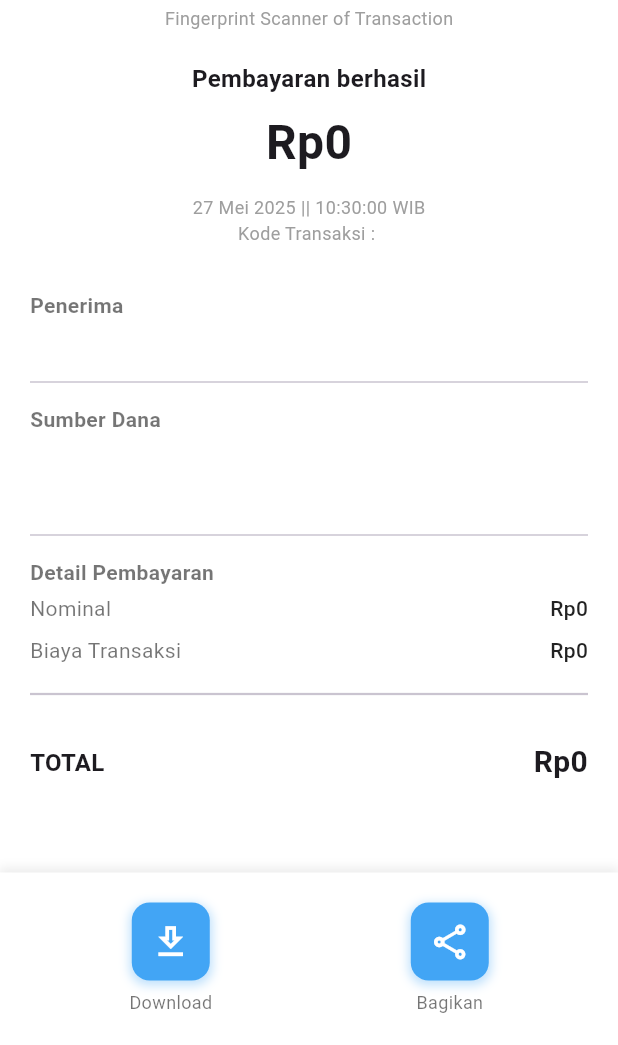
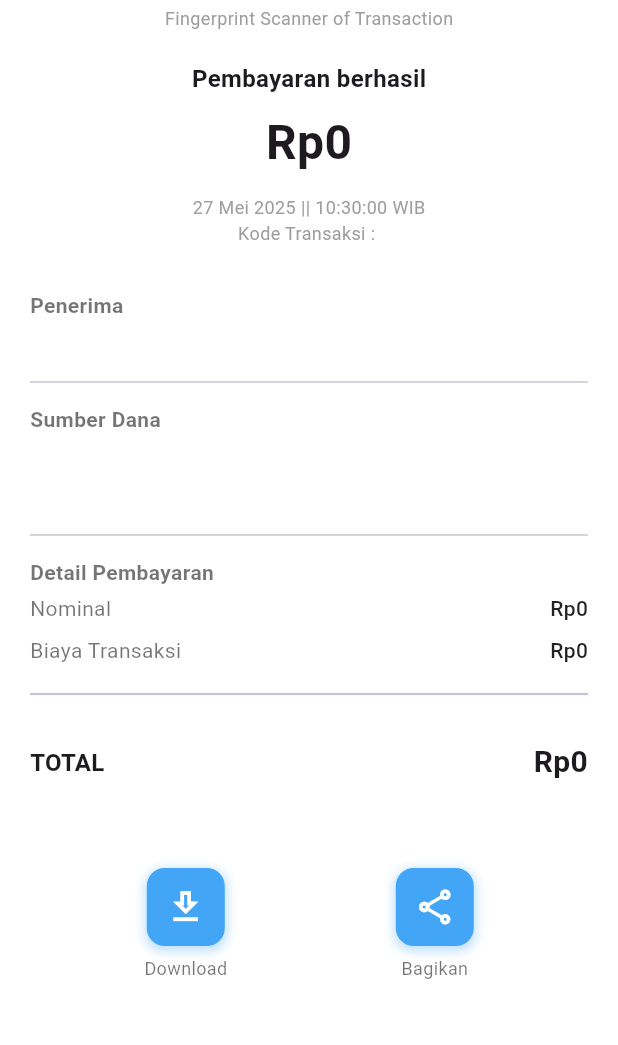
Before and after one commit to Rafiansyah05/fistra_1, a Flutter app: the TransactionDetailScreen screen opened directly with empty values, on a phone screen of 412 x 824 dp, the part 191-1236 px from its top. Run offline on Flutter 3.47's test engine with Material 3 defaults, Android fonts, the phone set to English and light mode, and no system bars; our stand-ins replace local_auth; Roboto replaces fonts that are missing (Poppins).

Commit message:
perbaruan fitur aktifitas

```diff
--- a/lib/home/presentation/screens/aktifitas/detail_transaksi.dart
+++ b/lib/home/presentation/screens/aktifitas/detail_transaksi.dart
@@ -1,6 +1,7 @@
 // lib/transaction_detail_screen.dart
 import 'package:flutter/material.dart';
 import 'package:intl/intl.dart';
+// Pastikan path import ini sesuai dengan struktur folder Anda
 import 'package:fistra_1/home/presentation/screens/aktifitas/transaction_model.dart';
 
 class TransactionDetailScreen extends StatelessWidget {
@@ -51,7 +52,7 @@ class TransactionDetailScreen extends StatelessWidget {
             const SizedBox(height: 20),
             // Logo FISTRA
             Image.asset(
-              'assets/images/fistra_logo.png', // Pastikan path ini benar
+              'assets/images/fistra_logo.png', // Pastikan path ini benar dan gambar ada di pubspec.yaml
               height: 40, // Sesuaikan ukuran
               errorBuilder: (context, error, stackTrace) {
                 // Fallback jika gambar tidak ditemukan
@@ -136,10 +137,16 @@ class TransactionDetailScreen extends StatelessWidget {
               ),
             ),
             const SizedBox(height: 30), // Spasi sebelum tombol
+            // Pindahkan _buildActionButtons ke sini
+            _buildActionButtons(context),
+            const SizedBox(
+              height: 20,
+            ), // Tambahkan sedikit padding di bawah tombol jika diperlukan
           ],
         ),
       ),
-      bottomNavigationBar: _buildActionButtons(context),
+      // Hapus bottomNavigationBar dari sini
+      // bottomNavigationBar: _buildActionButtons(context),
     );
   }
 
@@ -197,20 +204,24 @@ class TransactionDetailScreen extends StatelessWidget {
     );
   }
 
+  // _buildActionButtons sekarang tidak lagi memiliki shadow atas yang khas untuk bottomNavigationBar
+  // Kita bisa membiarkannya apa adanya atau menghilangkan shadow jika dirasa tidak perlu lagi
   Widget _buildActionButtons(BuildContext context) {
     return Container(
-      padding: const EdgeInsets.symmetric(vertical: 20.0, horizontal: 20.0),
-      decoration: BoxDecoration(
-        color: Colors.white,
-        boxShadow: [
-          BoxShadow(
-            color: Colors.grey.withOpacity(0.2),
-            spreadRadius: 1,
-            blurRadius: 5,
-            offset: const Offset(0, -2), // changes position of shadow
-          ),
-        ],
-      ),
+      // Padding atas bisa dihilangkan atau disesuaikan jika sudah ada SizedBox di atasnya
+      padding: const EdgeInsets.symmetric(vertical: 10.0, horizontal: 20.0),
+      // Jika tidak ingin ada background atau shadow khusus di sini, bisa dihilangkan
+      // decoration: BoxDecoration(
+      //   color: Colors.white,
+      //   boxShadow: [
+      //     BoxShadow(
+      //       color: Colors.grey.withOpacity(0.2),
+      //       spreadRadius: 1,
+      //       blurRadius: 5,
+      //       offset: const Offset(0, -2), // changes position of shadow
+      //     ),
+      //   ],
+      // ),
       child: Row(
         mainAxisAlignment: MainAxisAlignment.spaceAround,
         children: [
```
Also changed, not shown: lib/home/presentation/screens/aktifitas/aktifitas.dart (+0 -28 lines), lib/main.dart (+10 -1 lines).
